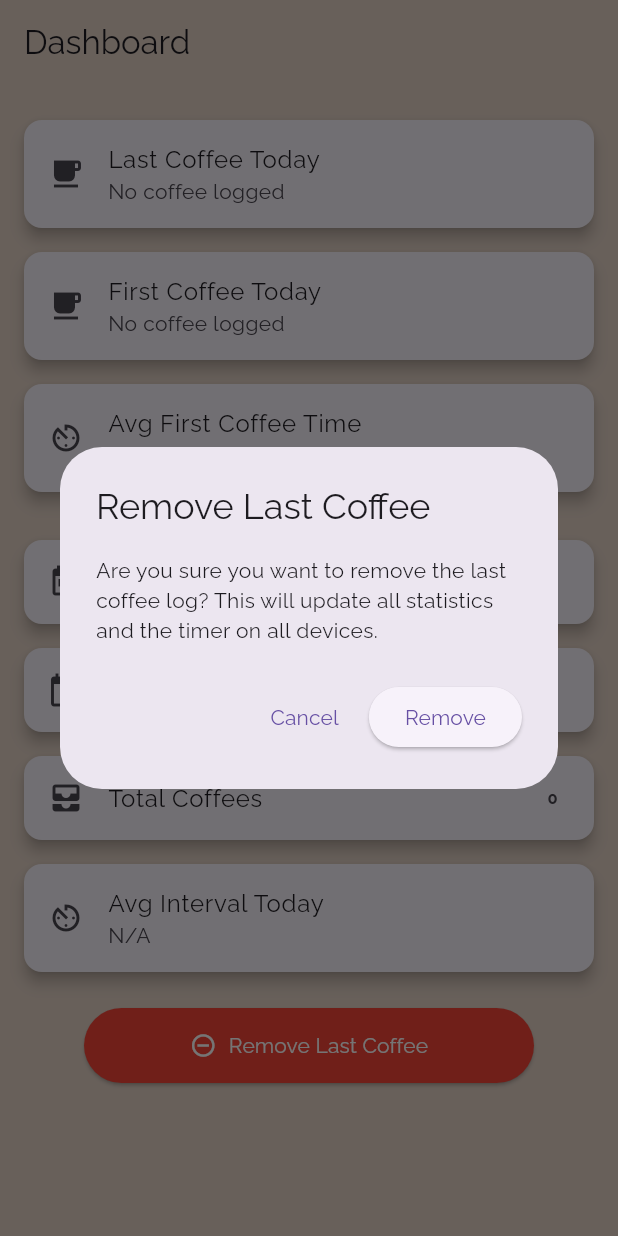
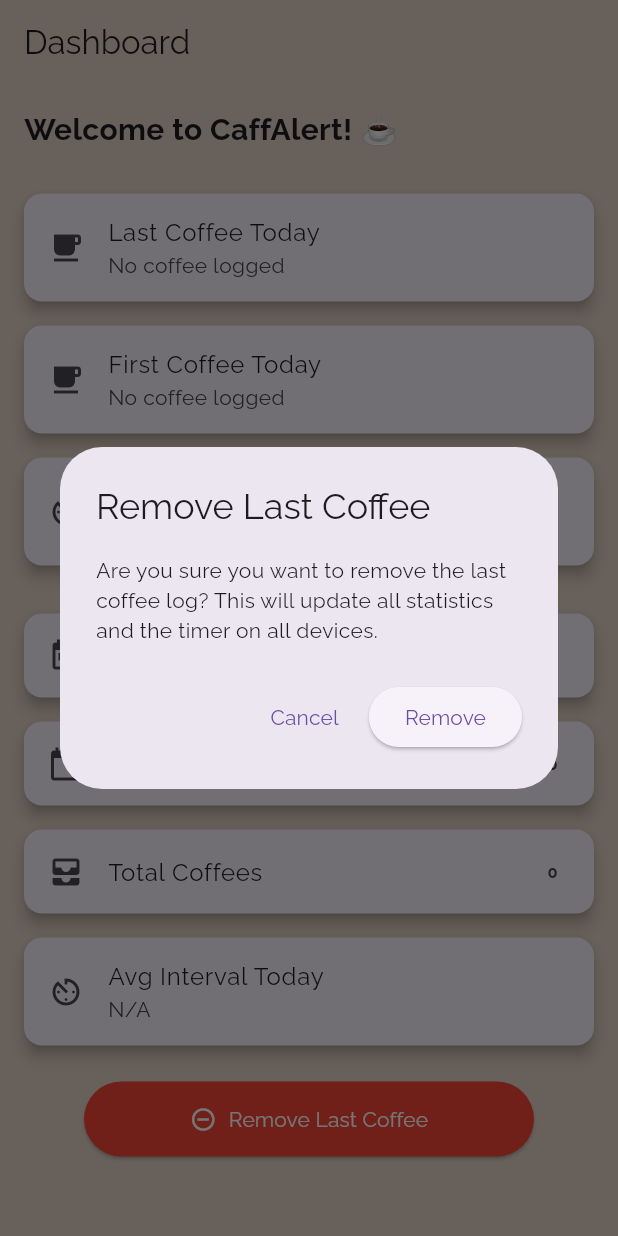
Before and after one commit to Woxeas/caffAlert, a Flutter app: the DashboardScreen screen opened directly, after a tap on "Remove Last Coffee", on a phone screen of 412 x 824 dp. Run offline on Flutter 3.47's test engine with Material 3 defaults, Android fonts, the phone set to English and light mode, and no system bars; our stand-ins replace logger, sentry_flutter, supabase_flutter; accounts and stored records are empty.

Commit message:
Added name to dashboard

```diff
--- a/lib/dashboard_screen.dart
+++ b/lib/dashboard_screen.dart
@@ -1,10 +1,30 @@
 import 'package:flutter/material.dart';
 import 'package:provider/provider.dart';
 import 'package:intl/intl.dart';
+import 'package:supabase_flutter/supabase_flutter.dart';
 import 'coffee_stats_provider.dart';
 
 class DashboardScreen extends StatelessWidget {
   const DashboardScreen({super.key});
+
+  /// Načte jméno uživatele z databáze Supabase.
+  Future<String?> _fetchUserName() async {
+    final user = Supabase.instance.client.auth.currentUser;
+    if (user == null) return null;
+
+    try {
+      final response = await Supabase.instance.client
+          .from('profiles')
+          .select('name')
+          .eq('id', user.id)
+          .maybeSingle();
+
+      if (response == null || response['name'] == null) return null;
+      return response['name'] as String?;
+    } catch (e) {
+      return null; // Vrátí null v případě chyby
+    }
+  }
 
   /// Formátuje [DateTime] do "HH:mm:ss".
   String _formatTime(DateTime dt) {
@@ -114,6 +134,26 @@ class DashboardScreen extends StatelessWidget {
         child: Column(
           crossAxisAlignment: CrossAxisAlignment.start,
           children: [
+            // Welcome message with user's name
+            FutureBuilder<String?>(
+              future: _fetchUserName(),
+              builder: (context, snapshot) {
+                if (snapshot.connectionState == ConnectionState.waiting) {
+                  return const Text(
+                    "Loading...",
+                    style: TextStyle(fontSize: 20, fontWeight: FontWeight.bold),
+                  );
+                }
+                final userName = snapshot.data;
+                return Text(
+                  userName != null && userName.isNotEmpty
+                      ? "Welcome back, $userName! ☕"
+                      : "Welcome to CaffAlert! ☕",
+                  style: const TextStyle(fontSize: 20, fontWeight: FontWeight.bold),
+                );
+              },
+            ),
+            const SizedBox(height: 20),
             // Karta s informací o poslední kávě
             Card(
               elevation: 4,
```
